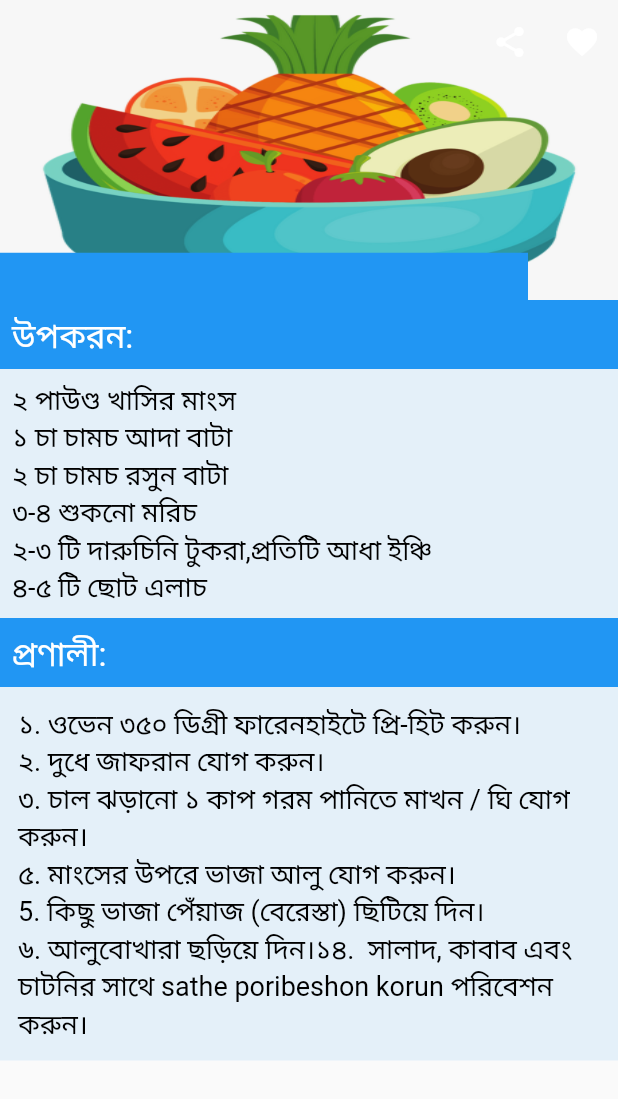
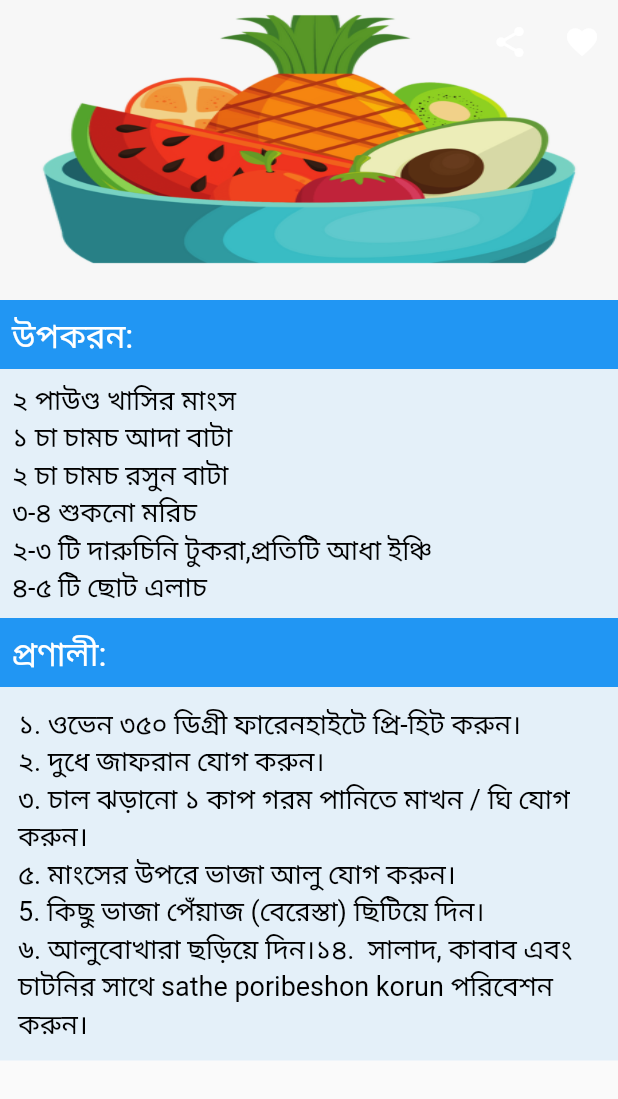
Before and after one commit to mazharulsabbir/flutter_app, a Flutter app: the FoodHome screen opened directly with empty values, on a phone screen of 412 x 824 dp. Shown: the top 1099 px of the screen. Run offline on Flutter 3.47's test engine with Material 2 defaults, Android fonts, the phone set to English and light mode, and no system bars.

Commit message:
food name in food details

```diff
--- a/lib/FoodDetails.dart
+++ b/lib/FoodDetails.dart
@@ -49,17 +49,9 @@ class _FoodHomeState extends State<FoodHome> {
           floating: false,
           pinned: true,
           flexibleSpace: FlexibleSpaceBar(
-            titlePadding: EdgeInsets.only(left:0,top:0,right: 60),
-            title: Container(
-              width: double.infinity,
-              decoration: BoxDecoration(
-                color: Colors.blue,
-              ),
-              child: Text(
-                name,
-                style: TextStyle(fontSize: 18.0, color: Colors.white),
-              ),
-
+            title: Text(
+              name,
+              style: TextStyle(fontSize: 28.0, color: Colors.white),
             ),
             centerTitle: true,
             background: Hero(
```
